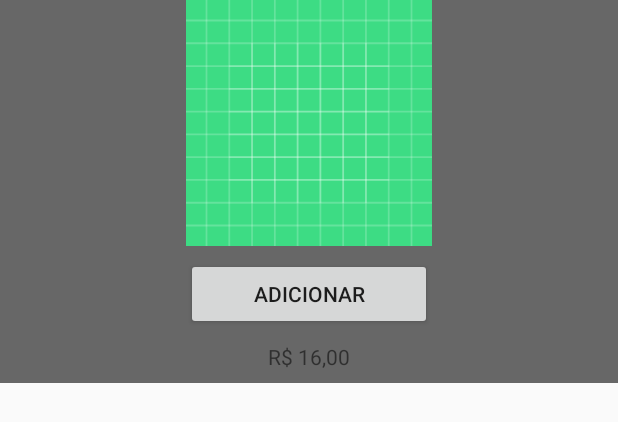
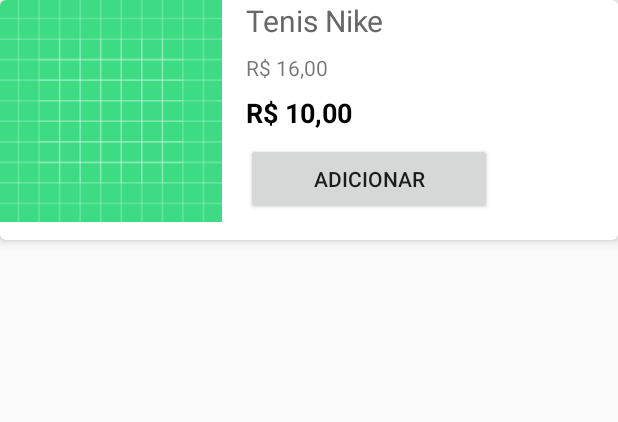
Before and after one commit to VisumIT/business-boost-app, an Android app: the layout item_product.xml on its own in the app's theme, with its tools: preview values and no code run, on a phone screen of 412 x 824 dp. Shown: the top 422 px of the screen. Run offline under Robolectric (Android 15) with nearby library versions, the phone set to English and light mode, and no system bars.

Commit message:
carregando dados da api para recyclerview de produtos, e alterando o layout do item_produto

```diff
--- a/app/src/main/java/com/visumit/businessboost/MainActivity.kt
+++ b/app/src/main/java/com/visumit/businessboost/MainActivity.kt
@@ -74,7 +74,7 @@
 
 
                             val gson = Gson()
-                            var toOject = gson.fromJson(res?.body()?.string(), RepresentanteResponse::class.java)
+                            var toOject = gson.fromJson(res.toString(), RepresentanteResponse::class.java)
 
                             editor.putString("id", toOject.id.toString())
                             editor.commit()
@@ -83,8 +83,9 @@
 
 
                                 val abrirApp = Intent(this@MainActivity, HomeActivity::class.java)
+//                                val abrirApp = Intent(this@MainActivity, ProductsActivity::class.java)
                                 startActivity(abrirApp)
-                                overridePendingTransition(android.R.anim.slide_out_right, android.R.anim.slide_in_left)
+//                                overridePendingTransition(android.R.anim.slide_out_right, android.R.anim.slide_in_left)
                             }
                         }
                     }else{
--- a/app/src/main/res/layout/activity_products.xml
+++ b/app/src/main/res/layout/activity_products.xml
@@ -13,6 +13,7 @@
         android:id="@+id/recyclerViewProdutos"
         android:layout_width="match_parent"
         android:layout_height="match_parent"
-        tools:listitem="@layout/activity_products"/>
+        tools:listitem="@layout/activity_products"
+        android:padding="8dp"/>
 
 </LinearLayout>
--- a/app/src/main/res/layout/item_product.xml
+++ b/app/src/main/res/layout/item_product.xml
@@ -1,23 +1,41 @@
 <?xml version="1.0" encoding="utf-8"?>
-<LinearLayout
+<com.google.android.material.card.MaterialCardView
     xmlns:android="http://schemas.android.com/apk/res/android"
     xmlns:tools="http://schemas.android.com/tools"
-    android:orientation="vertical"
+    xmlns:app="http://schemas.android.com/apk/res-auto"
     android:layout_width="match_parent"
+    android:layout_height="160dp"
+    app:cardElevation="4dp"
+    android:padding="8dp"
+    android:layout_marginBottom="8dp">
+
+    <LinearLayout
+        android:layout_width="wrap_content"
         android:layout_height="wrap_content"
-    android:gravity="center_horizontal"
-    android:background="@color/colorCinza">
+        android:orientation="horizontal" >
 
         <ImageView
-        android:layout_width="164dp"
-        android:layout_height="164dp"
+            android:id="@+id/product_img"
+            android:layout_width="148dp"
+            android:layout_height="148dp"
             android:background="@drawable/ic_launcher_background"
-        android:layout_marginBottom="8dp"/>
+            android:layout_marginBottom="8dp"
+            android:layout_marginRight="8dp" />
 
-    <Button
-        android:layout_width="164dp"
+        <LinearLayout
+            android:layout_width="wrap_content"
             android:layout_height="wrap_content"
-        android:text="Adicionar"
+            android:orientation="vertical"
+            android:layout_marginLeft="8dp">
+
+            <TextView
+                android:id="@+id/product_name"
+                android:layout_width="wrap_content"
+                android:layout_height="wrap_content"
+                tools:text="Tenis Nike"
+                android:maxLength="25"
+                android:textSize="20sp"
+                android:textColor="@color/colorCinza"
                 android:layout_marginBottom="8dp"/>
 
             <TextView
@@ -27,6 +45,24 @@
                 tools:text="R$ 16,00"
                 android:layout_marginBottom="8dp"/>
 
+            <TextView
+                android:id="@+id/product_price_discount"
+                android:layout_width="wrap_content"
+                android:layout_height="wrap_content"
+                tools:text="R$ 10,00"
+                android:layout_marginBottom="8dp"
+                android:textSize="18sp"
+                android:textColor="@color/colorBlack"
+                android:textStyle="bold"/>
 
+            <Button
+                android:id="@+id/btn_add_product"
+                android:layout_width="164dp"
+                android:layout_height="wrap_content"
+                android:text="Adicionar"
+                android:layout_marginBottom="8dp"/>
+        </LinearLayout>
 
     </LinearLayout>
+
+</com.google.android.material.card.MaterialCardView>
--- a/app/src/main/res/values/colors.xml
+++ b/app/src/main/res/values/colors.xml
@@ -6,4 +6,5 @@
     <color name="colorWhite">#ffffff</color>
     <color name="colorGreen">#33A02C</color>
     <color name="colorCinza">#676767</color>
+    <color name="colorBlack">#000000</color>
 </resources>
```
Also changed, not shown: app/src/main/java/com/visumit/businessboost/ProductViewHolder.kt (+22 -2 lines), app/src/main/java/com/visumit/businessboost/ProductsActivity.kt (+43 -8 lines), app/src/main/java/com/visumit/businessboost/http/HttpHelper.kt (+6 -6 lines), app/src/main/java/com/visumit/businessboost/model/Product.java (+110 -83 lines), app/src/main/java/com/visumit/businessboost/model/ProductInformation.java (deleted, +0 -58 lines). Lines whose indentation alone changed are shown as unchanged.
